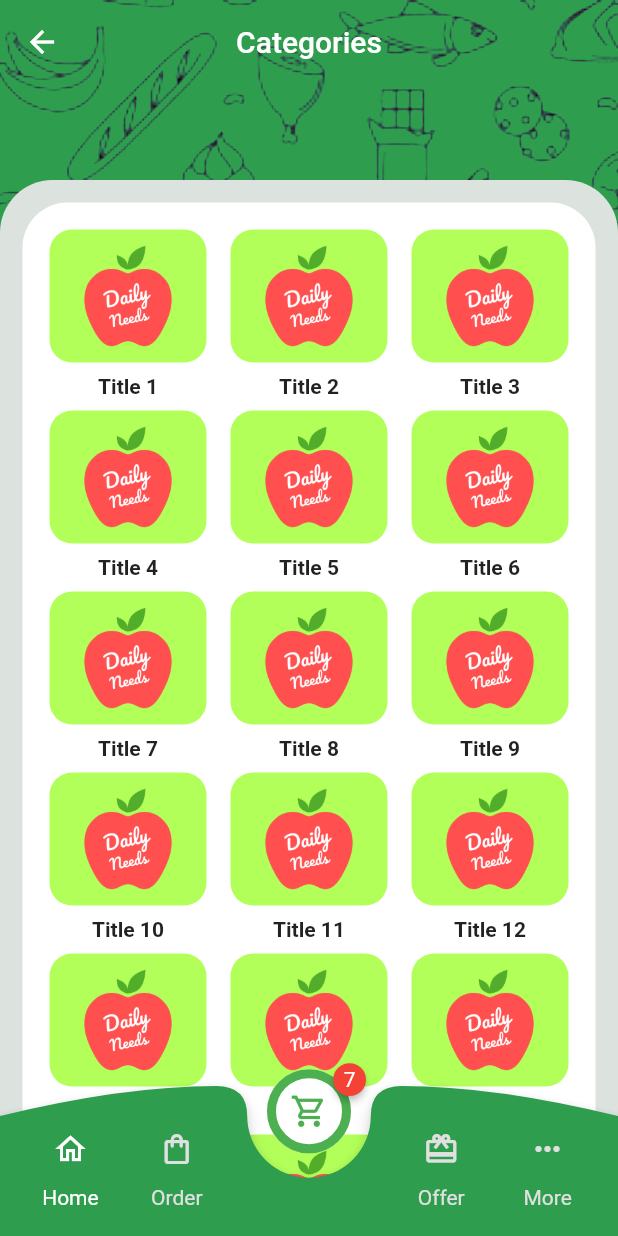
After one commit to Anthony-Shoshi/flutter-ecommerce-app-template, a Flutter app: the Home screen opened directly, after a tap on "See All", on a phone screen of 412 x 824 dp. The commit adds this screen. Run offline on Flutter 3.47's test engine with Material 2 defaults, Android fonts, the phone set to English and light mode, and no system bars; drawn by our look-alikes of badges; our stand-ins replace flutter_hex_color, shared_preferences; accounts and stored records are empty.

Commit message:
categories screen completed

```diff
--- /dev/null
+++ b/lib/screens/categories/categories.dart
@@ -0,0 +1,114 @@
+import 'package:daily_needs/constants/strings.dart';
+import 'package:daily_needs/widgets/bottomNav.dart';
+import 'package:flutter/material.dart';
+import 'package:flutter_hex_color/flutter_hex_color.dart';
+
+class Categories extends StatefulWidget {
+  Categories({Key? key}) : super(key: key);
+
+  @override
+  _CategoriesState createState() => _CategoriesState();
+}
+
+class _CategoriesState extends State<Categories> {
+  @override
+  Widget build(BuildContext context) {
+    final Size size = MediaQuery.of(context).size;
+    return Scaffold(
+      appBar: AppBar(
+        backgroundColor: Colors.transparent,
+        title: Text("Categories"),
+        centerTitle: true,
+        elevation: 0.0,
+      ),
+      extendBodyBehindAppBar: true,
+      body: Container(
+        decoration: BoxDecoration(
+          image: DecorationImage(
+            image: AssetImage("assets/images/bg.jpg"),
+            fit: BoxFit.cover,
+            colorFilter:
+                ColorFilter.mode(HexColor(PRIMARY_COLOR), BlendMode.darken),
+          ),
+        ),
+        child: Stack(
+          children: [
+            Container(
+              width: double.infinity,
+              margin: EdgeInsets.only(
+                top: 120.0,
+              ),
+              decoration: BoxDecoration(
+                color: HexColor(COLOR_LIGHT_GREY),
+                borderRadius: BorderRadius.only(
+                  topLeft: Radius.circular(35.0),
+                  topRight: Radius.circular(35.0),
+                ),
+              ),
+              child: Padding(
+                padding: const EdgeInsets.all(15.0),
+                child: Container(
+                  decoration: BoxDecoration(
+                    color: HexColor(COLOR_WHITE),
+                    borderRadius: BorderRadius.circular(30.0),
+                  ),
+                  child: Column(
+                    children: [
+                      Expanded(
+                        child: GridView.count(
+                          padding: EdgeInsets.only(
+                            top: 10.0,
+                            right: 10.0,
+                            left: 10.0,
+                            bottom: 100.0,
+                          ),
+                          scrollDirection: Axis.vertical,
+                          crossAxisCount: 3,
+                          children: List.generate(
+                            40,
+                            (index) {
+                              return Column(
+                                children: [
+                                  Expanded(
+                                    child: Padding(
+                                      padding: const EdgeInsets.all(8.0),
+                                      child: Container(
+                                        child: Center(
+                                          child: Container(
+                                            height: size.height / 10,
+                                            child: Image.asset(
+                                                "assets/images/logo.png"),
+                                          ),
+                                        ),
+                                        decoration: BoxDecoration(
+                                          color: Colors.lightGreenAccent,
+                                          borderRadius:
+                                              BorderRadius.circular(15.0),
+                                        ),
+                                      ),
+                                    ),
+                                  ),
+                                  Text(
+                                    "Title ${index + 1}",
+                                    style: TextStyle(
+                                      fontWeight: FontWeight.bold,
+                                    ),
+                                  ),
+                                ],
+                              );
+                            },
+                          ),
+                        ),
+                      ),
+                    ],
+                  ),
+                ),
+              ),
+            ),
+            BottomNav(),
+          ],
+        ),
+      ),
+    );
+  }
+}
--- a/lib/screens/home.dart
+++ b/lib/screens/home.dart
@@ -1,4 +1,5 @@
 import 'package:daily_needs/constants/strings.dart';
+import 'package:daily_needs/screens/categories/categories.dart';
 import 'package:daily_needs/screens/products/details.dart';
 import 'package:daily_needs/widgets/bottomNav.dart';
 import 'package:flutter/material.dart';
@@ -159,7 +160,14 @@ class _HomeState extends State<Home> {
                                     ),
                                   ),
                                 ),
-                                Padding(
+                                GestureDetector(
+                                  onTap: () => Navigator.push(
+                                    context,
+                                    MaterialPageRoute(
+                                      builder: (_) => Categories(),
+                                    ),
+                                  ),
+                                  child: Padding(
                                     padding: const EdgeInsets.all(20.0),
                                     child: Text(
                                       "See All",
@@ -167,6 +175,7 @@ class _HomeState extends State<Home> {
                                         fontSize: 16.0,
                                         fontWeight: FontWeight.bold,
                                         color: HexColor(PRIMARY_COLOR),
+                                      ),
                                     ),
                                   ),
                                 ),
```
Lines whose indentation alone changed are shown as unchanged.
